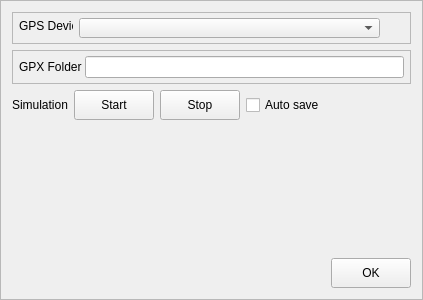
The window that Pilocik/gpsoptionswindow.ui (dotevo/Pilocik) describes before a commit, drawn with Qt 5.
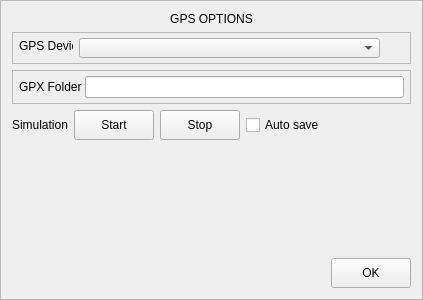
The same window after the commit. Custom widgets are drawn as their Qt base class.

The edit to the form file:
```diff
--- a/Pilocik/gpsoptionswindow.ui
+++ b/Pilocik/gpsoptionswindow.ui
@@ -199,6 +199,16 @@
      </property>
     </widget>
    </item>
+   <item row="0" column="0" colspan="5">
+    <widget class="QLabel" name="label_2">
+     <property name="text">
+      <string>GPS OPTIONS</string>
+     </property>
+     <property name="alignment">
+      <set>Qt::AlignCenter</set>
+     </property>
+    </widget>
+   </item>
   </layout>
  </widget>
  <customwidgets>
```
